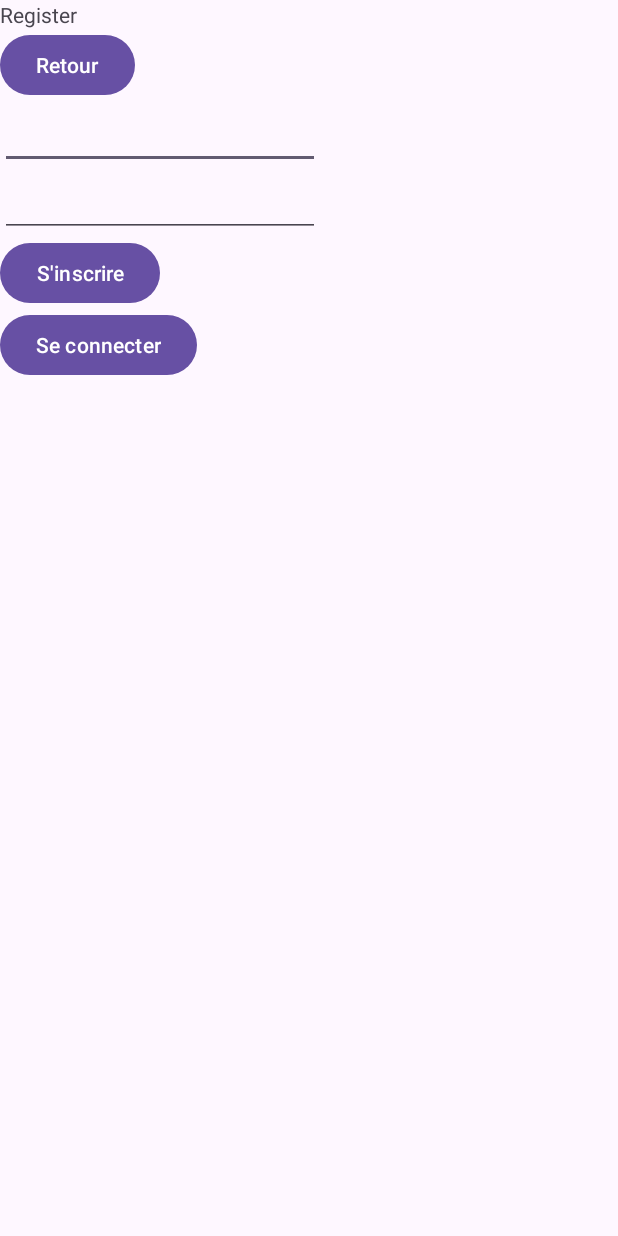
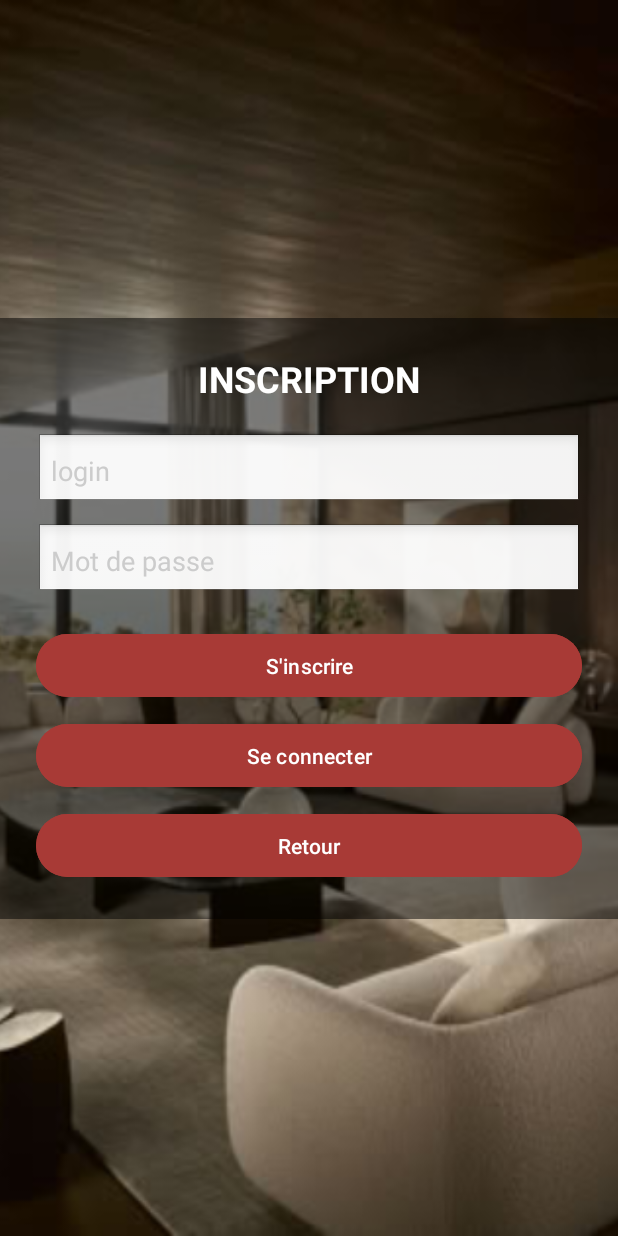
Before and after one commit to maku25/chalet_moderne, an Android app: the RegisterActivity screen opened directly, with no data from a screen before it, on a phone screen of 412 x 824 dp. Run offline under Robolectric (Android 15) with nearby library versions, the phone set to English and light mode, and no system bars; 1 statement that could not run was skipped.

Commit message:
Réglage des interfaces

```diff
--- a/app/src/main/res/layout/activity_register.xml
+++ b/app/src/main/res/layout/activity_register.xml
@@ -1,62 +1,99 @@
 <?xml version="1.0" encoding="utf-8"?>
-<androidx.constraintlayout.widget.ConstraintLayout xmlns:android="http://schemas.android.com/apk/res/android"
+<androidx.constraintlayout.widget.ConstraintLayout
+    xmlns:android="http://schemas.android.com/apk/res/android"
     xmlns:app="http://schemas.android.com/apk/res-auto"
     xmlns:tools="http://schemas.android.com/tools"
-    android:id="@+id/main"
+    android:layout_width="match_parent"
+    android:layout_height="match_parent">
+
+
+    <ImageView
+        android:id="@+id/background_image"
         android:layout_width="match_parent"
         android:layout_height="match_parent"
-    tools:context=".ui.activities.RegisterActivity">
+        android:scaleType="centerCrop"
+        android:src="@drawable/background_image"/>
+
+    <LinearLayout
+        android:id="@+id/signup_container"
+        android:layout_width="0dp"
+        android:layout_height="wrap_content"
+        android:background="#80000000"
+        android:gravity="center"
+        android:orientation="vertical"
+        android:padding="24dp"
+        app:layout_constraintBottom_toBottomOf="parent"
+        app:layout_constraintEnd_toEndOf="@+id/background_image"
+        app:layout_constraintStart_toStartOf="parent"
+        app:layout_constraintTop_toTopOf="@+id/background_image">
+
 
         <TextView
-        android:id="@+id/textView2"
+            android:id="@+id/tv_title"
             android:layout_width="wrap_content"
             android:layout_height="wrap_content"
-        android:text="Register"
-        app:layout_constraintTop_toTopOf="parent"
-        tools:layout_editor_absoluteX="23dp" />
+            android:layout_marginBottom="20dp"
+            android:gravity="center"
+            android:text="INSCRIPTION"
+            android:textColor="@android:color/white"
+            android:textSize="24sp"
+            android:textStyle="bold" />
 
-    <Button
-        android:id="@+id/btnBackHome2"
-        android:layout_width="wrap_content"
-        android:layout_height="wrap_content"
-        android:onClick="backHome2"
-        android:text="Retour"
-        app:layout_constraintTop_toBottomOf="@+id/textView2"
-        tools:layout_editor_absoluteX="33dp" />
 
         <EditText
             android:id="@+id/editTextLoginRegister"
-        android:layout_width="wrap_content"
-        android:layout_height="wrap_content"
-        android:ems="10"
-        android:inputType="text"
-        app:layout_constraintStart_toStartOf="parent"
-        app:layout_constraintTop_toBottomOf="@+id/btnBackHome2" />
+            android:layout_width="match_parent"
+            android:layout_height="50dp"
+            android:layout_marginBottom="10dp"
+            android:background="@android:drawable/edit_text"
+            android:hint="login"
+            android:inputType="textEmailAddress"
+            android:padding="10dp"
+            android:textColor="@android:color/white"
+            android:textColorHint="#CCCCCC" />
+
 
         <EditText
             android:id="@+id/editTextPasswordRegister"
-        android:layout_width="wrap_content"
-        android:layout_height="wrap_content"
-        android:ems="10"
+            android:layout_width="match_parent"
+            android:layout_height="50dp"
+            android:layout_marginBottom="10dp"
+            android:background="@android:drawable/edit_text"
+            android:hint="Mot de passe"
             android:inputType="textPassword"
-        app:layout_constraintStart_toStartOf="parent"
-        app:layout_constraintTop_toBottomOf="@+id/editTextLoginRegister" />
+            android:padding="10dp"
+            android:textColor="@android:color/white"
+            android:textColorHint="#CCCCCC" />
+
 
         <Button
             android:id="@+id/btnRegister"
-        android:layout_width="wrap_content"
-        android:layout_height="wrap_content"
+            android:layout_width="match_parent"
             android:onClick="register"
+            android:layout_height="50dp"
+            android:layout_marginTop="10dp"
+            android:backgroundTint="#A83A36"
             android:text="S'inscrire"
-        app:layout_constraintStart_toStartOf="parent"
-        app:layout_constraintTop_toBottomOf="@+id/editTextPasswordRegister" />
+            android:textColor="@android:color/white" />
 
         <Button
             android:id="@+id/btnGoLogin2"
-        android:layout_width="wrap_content"
-        android:layout_height="wrap_content"
+            android:layout_width="match_parent"
             android:onClick="goToLogin"
+            android:layout_height="50dp"
+            android:layout_marginTop="10dp"
+            android:backgroundTint="#A83A36"
             android:text="Se connecter"
-        app:layout_constraintTop_toBottomOf="@+id/btnRegister"
-        tools:layout_editor_absoluteX="144dp" />
+            android:textColor="@android:color/white" />
+        <Button
+            android:id="@+id/btnBackHome2"
+            android:layout_width="match_parent"
+            android:onClick="backHome2"
+            android:layout_height="50dp"
+            android:layout_marginTop="10dp"
+            android:backgroundTint="#A83A36"
+            android:text="Retour"
+            android:textColor="@android:color/white" />
+    </LinearLayout>
+
 </androidx.constraintlayout.widget.ConstraintLayout>
```
Also changed, not shown: app/src/main/res/layout/activity_login.xml (+69 -33 lines), app/src/main/res/layout/activity_main.xml (+45 -19 lines), app/src/main/res/drawable/background_image.jpg (added). Lines whose indentation alone changed are shown as unchanged.
